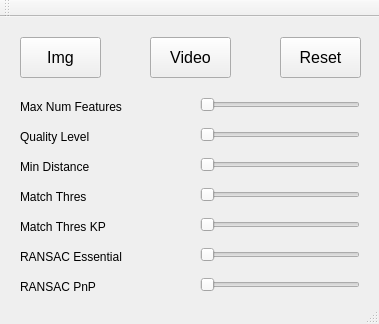
First picture: the form in mainwindow.ui, repository jiawei-mo/SafeDrive, before the edit.
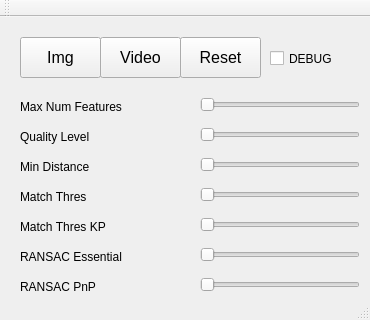
Second picture: the form after the edit.

```diff
--- a/mainwindow.ui
+++ b/mainwindow.ui
@@ -6,8 +6,8 @@
    <rect>
     <x>0</x>
     <y>0</y>
-    <width>379</width>
-    <height>324</height>
+    <width>370</width>
+    <height>320</height>
    </rect>
   </property>
   <property name="windowTitle">
@@ -175,7 +175,7 @@
    <widget class="QPushButton" name="button_reset">
     <property name="geometry">
      <rect>
-      <x>280</x>
+      <x>180</x>
       <y>20</y>
       <width>81</width>
       <height>41</height>
@@ -246,7 +246,7 @@
    <widget class="QPushButton" name="button_video">
     <property name="geometry">
      <rect>
-      <x>150</x>
+      <x>100</x>
       <y>20</y>
       <width>81</width>
       <height>41</height>
@@ -334,6 +334,19 @@
      <enum>Qt::Horizontal</enum>
     </property>
    </widget>
+   <widget class="QCheckBox" name="check_DEBUG">
+    <property name="geometry">
+     <rect>
+      <x>270</x>
+      <y>30</y>
+      <width>92</width>
+      <height>23</height>
+     </rect>
+    </property>
+    <property name="text">
+     <string>DEBUG</string>
+    </property>
+   </widget>
   </widget>
   <widget class="QToolBar" name="mainToolBar">
    <attribute name="toolBarArea">
```
Left out of the diff: 12 changed lines with no effect on the pictures.
